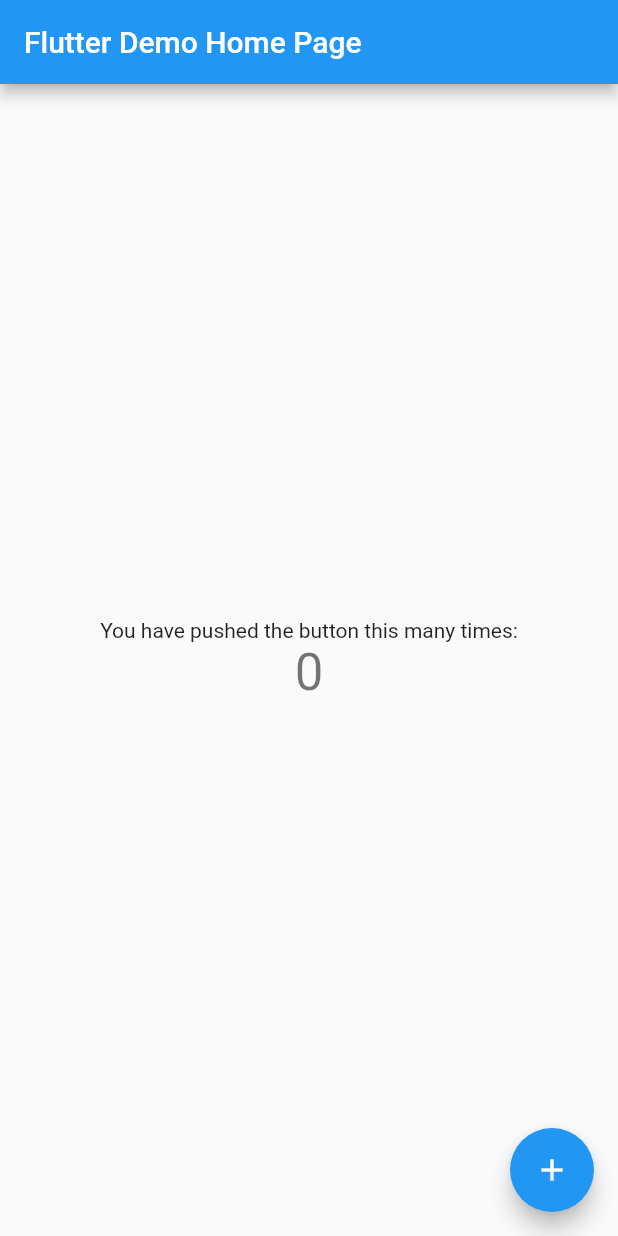
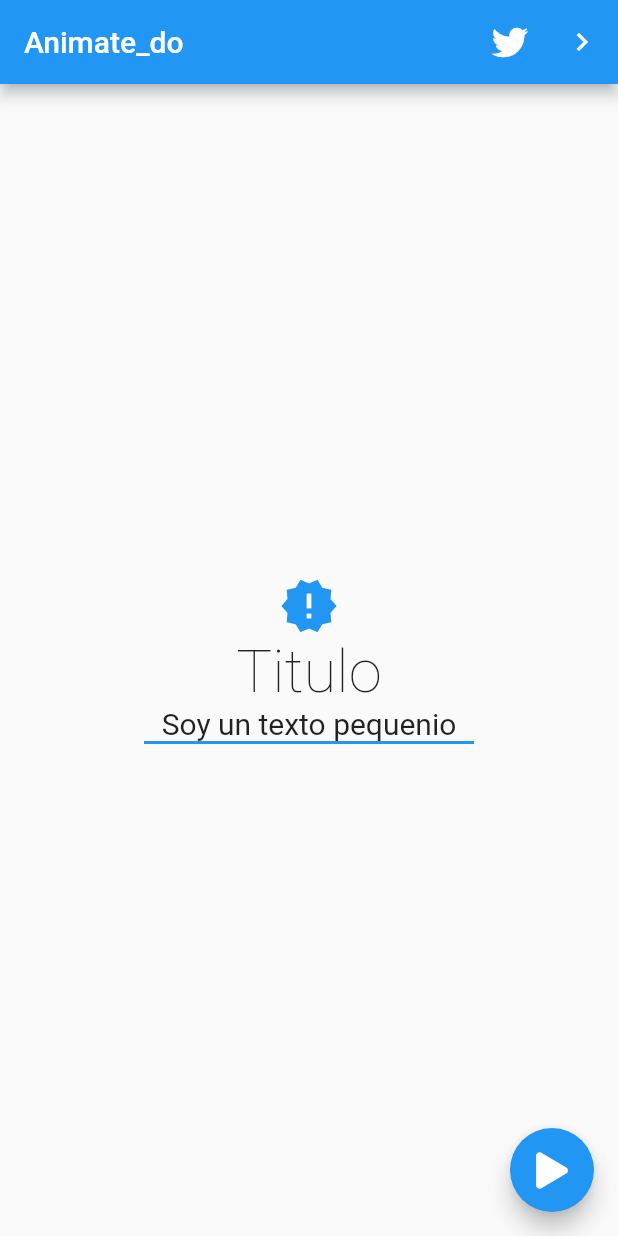
Before and after one commit to rramsol/animatedDOApp, a Flutter app: the screen it shows after launch, on a phone screen of 412 x 824 dp. Run offline on Flutter 3.47's test engine with Material 2 defaults, Android fonts, the phone set to English and light mode, and no system bars; our stand-ins replace animate_do, font_awesome_flutter.

Commit message:
termine animated

```diff
--- a/lib/main.dart
+++ b/lib/main.dart
@@ -1,117 +1,17 @@
+import 'package:animateddoapp/src/pages/navigation_page.dart';
+import 'package:animateddoapp/src/pages/pagina1_page.dart';
+import 'package:animateddoapp/src/pages/twitter_page.dart';
 import 'package:flutter/material.dart';
 
-void main() {
-  runApp(MyApp());
-}
+void main() => runApp(MyApp());
 
 class MyApp extends StatelessWidget {
-  // This widget is the root of your application.
   @override
   Widget build(BuildContext context) {
     return MaterialApp(
-      title: 'Flutter Demo',
-      theme: ThemeData(
-        // This is the theme of your application.
-        //
-        // Try running your application with "flutter run". You'll see the
-        // application has a blue toolbar. Then, without quitting the app, try
-        // changing the primarySwatch below to Colors.green and then invoke
-        // "hot reload" (press "r" in the console where you ran "flutter run",
-        // or simply save your changes to "hot reload" in a Flutter IDE).
-        // Notice that the counter didn't reset back to zero; the application
-        // is not restarted.
-        primarySwatch: Colors.blue,
-        // This makes the visual density adapt to the platform that you run
-        // the app on. For desktop platforms, the controls will be smaller and
-        // closer together (more dense) than on mobile platforms.
-        visualDensity: VisualDensity.adaptivePlatformDensity,
-      ),
-      home: MyHomePage(title: 'Flutter Demo Home Page'),
+      title: 'Animated_do',
+      debugShowCheckedModeBanner: false,
+      home: PaginaUnoPage(),
     );
   }
 }
-
-class MyHomePage extends StatefulWidget {
-  MyHomePage({Key key, this.title}) : super(key: key);
-
-  // This widget is the home page of your application. It is stateful, meaning
-  // that it has a State object (defined below) that contains fields that affect
-  // how it looks.
-
-  // This class is the configuration for the state. It holds the values (in this
-  // case the title) provided by the parent (in this case the App widget) and
-  // used by the build method of the State. Fields in a Widget subclass are
-  // always marked "final".
-
-  final String title;
-
-  @override
-  _MyHomePageState createState() => _MyHomePageState();
-}
-
-class _MyHomePageState extends State<MyHomePage> {
-  int _counter = 0;
-
-  void _incrementCounter() {
-    setState(() {
-      // This call to setState tells the Flutter framework that something has
-      // changed in this State, which causes it to rerun the build method below
-      // so that the display can reflect the updated values. If we changed
-      // _counter without calling setState(), then the build method would not be
-      // called again, and so nothing would appear to happen.
-      _counter++;
-    });
-  }
-
-  @override
-  Widget build(BuildContext context) {
-    // This method is rerun every time setState is called, for instance as done
-    // by the _incrementCounter method above.
-    //
-    // The Flutter framework has been optimized to make rerunning build methods
-    // fast, so that you can just rebuild anything that needs updating rather
-    // than having to individually change instances of widgets.
-    return Scaffold(
-      appBar: AppBar(
-        // Here we take the value from the MyHomePage object that was created by
-        // the App.build method, and use it to set our appbar title.
-        title: Text(widget.title),
-      ),
-      body: Center(
-        // Center is a layout widget. It takes a single child and positions it
-        // in the middle of the parent.
-        child: Column(
-          // Column is also a layout widget. It takes a list of children and
-          // arranges them vertically. By default, it sizes itself to fit its
-          // children horizontally, and tries to be as tall as its parent.
-          //
-          // Invoke "debug painting" (press "p" in the console, choose the
-          // "Toggle Debug Paint" action from the Flutter Inspector in Android
-          // Studio, or the "Toggle Debug Paint" command in Visual Studio Code)
-          // to see the wireframe for each widget.
-          //
-          // Column has various properties to control how it sizes itself and
-          // how it positions its children. Here we use mainAxisAlignment to
-          // center the children vertically; the main axis here is the vertical
-          // axis because Columns are vertical (the cross axis would be
-          // horizontal).
-          mainAxisAlignment: MainAxisAlignment.center,
-          children: <Widget>[
-            Text(
-              'You have pushed the button this many times:',
-            ),
-            Text(
-              '$_counter',
-              style: Theme.of(context).textTheme.headline4,
-            ),
-          ],
-        ),
-      ),
-      floatingActionButton: FloatingActionButton(
-        onPressed: _incrementCounter,
-        tooltip: 'Increment',
-        child: Icon(Icons.add),
-      ), // This trailing comma makes auto-formatting nicer for build methods.
-    );
-  }
-}
--- /dev/null
+++ b/lib/src/pages/pagina1_page.dart
@@ -0,0 +1,73 @@
+import 'package:animateddoapp/src/pages/navigation_page.dart';
+import 'package:animateddoapp/src/pages/twitter_page.dart';
+import 'package:flutter/material.dart';
+import 'package:font_awesome_flutter/font_awesome_flutter.dart';
+import 'package:animate_do/animate_do.dart';
+
+class PaginaUnoPage extends StatelessWidget {
+  @override
+  Widget build(BuildContext context) {
+    return Scaffold(
+      appBar: AppBar(
+        title: Text('Animate_do'),
+        actions: <Widget>[
+
+          FadeIn(
+            child: IconButton(
+              icon: FaIcon( FontAwesomeIcons.twitter),
+              onPressed: (){
+                Navigator.push(context, MaterialPageRoute(builder: (context)=>TwitterPage()));
+              },
+            ),
+          ),
+
+          FadeInLeft(
+            duration: Duration(milliseconds: 500),
+            from: 25,
+            child: IconButton(
+              icon: Icon(Icons.navigate_next),
+              onPressed: (){
+                Navigator.push(context, MaterialPageRoute(builder: (context)=>PaginaUnoPage()));
+              },
+            ),
+          )
+
+        ],
+      ),
+
+      floatingActionButton:BounceInRight(
+        duration: Duration(milliseconds: 500),
+        child: FloatingActionButton(
+          child: FaIcon( FontAwesomeIcons.play ),
+          onPressed: (){
+            Navigator.push(context, MaterialPageRoute(builder: (context)=>NavigationPage()));
+          },
+        ),
+      ),
+
+      body: Center(
+        child: Column(
+          mainAxisAlignment: MainAxisAlignment.center,
+          children: <Widget>[
+            Roulette(child: Icon(Icons.new_releases,color: Colors.blue,size: 40,)),
+            ZoomIn(
+              delay: Duration(milliseconds: 500),
+              duration: Duration(milliseconds: 1000),
+                child: Text('Titulo',style: TextStyle(fontSize: 40, fontWeight: FontWeight.w200),)
+            ),
+            ZoomIn(
+                delay: Duration(milliseconds: 1000),
+                duration: Duration(milliseconds: 500),
+                child: Text('Soy un texto pequenio',style: TextStyle(fontSize: 20, fontWeight: FontWeight.w400),)
+            ),
+            Container(
+              width: 220,
+              height: 2,
+              color: Colors.blue,
+            )
+          ],
+        ),
+      ),
+    );
+  }
+}
```
Also changed, not shown: lib/src/pages/navigation_page.dart (added, +128 -0 lines), lib/src/pages/twitter_page.dart (added, +44 -0 lines), pubspec.yaml (+3 -56 lines), pubspec.lock.
